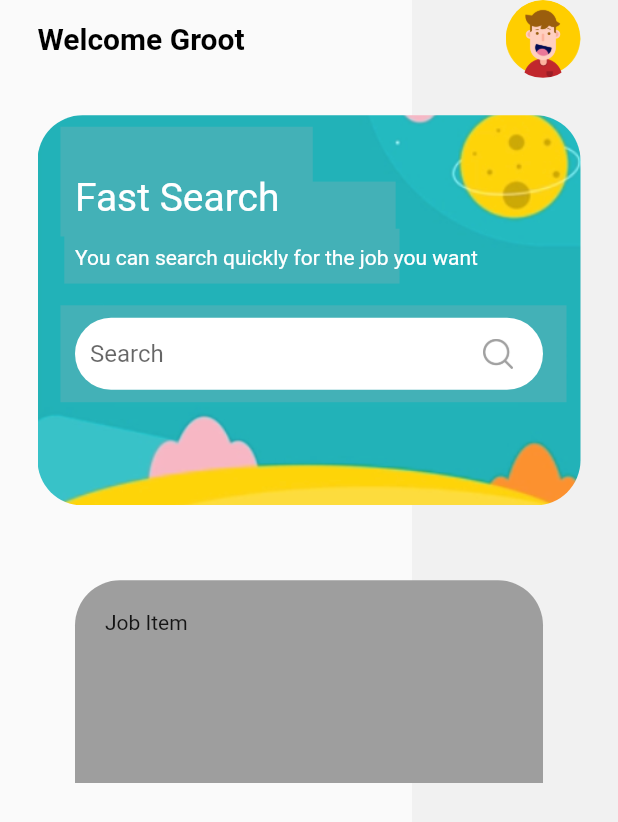
After one commit to ShashankDhariya/ArtisticonApp, a Flutter app: the HomeArtist screen opened directly, on a phone screen of 412 x 824 dp. The commit adds this screen. Shown: the top 822 px of the screen. Run offline on Flutter 3.47's test engine with Material 2 defaults, Android fonts, the light colour scheme and no system bars; our stand-ins replace flutter_svg, google_fonts, google_nav_bar, line_icons, lottie.

Commit message:
home page changes

```diff
--- a/lib/main.dart
+++ b/lib/main.dart
@@ -1,5 +1,6 @@
 import 'package:artist_icon/splash.dart';
 import 'package:flutter/material.dart';
+import 'package:flutter/services.dart';
 
 void main() {
   runApp(const MyApp());
@@ -9,10 +10,13 @@ class MyApp extends StatelessWidget {
   const MyApp({super.key});
   @override
   Widget build(BuildContext context) {
+    SystemChrome.setSystemUIOverlayStyle(
+        const SystemUiOverlayStyle(statusBarColor: Colors.transparent));
     return MaterialApp(
       debugShowCheckedModeBanner: false,
       theme: ThemeData(
         primarySwatch: Colors.blue,
+        primaryColor: Color(0xFF43B1B7),
       ),
       home: const Splash(),
     );
--- /dev/null
+++ b/lib/models/job.dart
@@ -0,0 +1,39 @@
+class Job {
+  String provider;
+  String title;
+  String location;
+  String time;
+  String pay;
+  List<String> req;
+  Job(this.provider, this.title, this.location, this.time, this.pay, this.req);
+  static List<Job> generateJobs() {
+    return [
+      Job(
+        'Dance pvt Ltd',
+        'Choreographer',
+        'Rohini Sec 18\nNew delhi',
+        'Part time',
+        '3000',
+        [
+          'A Choreographer needed for a wedding events',
+          'Wedding will last for 3-4 days',
+          'Food and accomodation is covered',
+          'Experienced candidates are preferable',
+        ],
+      ),
+      Job(
+        'Media Entertainment',
+        'Photographer',
+        'Gtb Nagar\nOld Delhi',
+        'Part time',
+        '2600',
+        [
+          'Photographer needed for a professional shoot',
+          'Must be experienced',
+          'Shoot will last for a day',
+          'Travelling expense will be covered'
+        ],
+      ),
+    ];
+  }
+}
--- a/lib/screens/artistpage.dart
+++ b/lib/screens/artistpage.dart
@@ -1,96 +1,45 @@
-import 'package:artist_icon/screens/signIn.dart';
+import 'package:artist_icon/screens/profile.dart';
 import 'package:artist_icon/screens/widgets/search_bar.dart';
 import 'package:flutter/material.dart';
-import 'package:flutter_svg/svg.dart';
-import 'widgets/category_card.dart';
 
 class Artistpage extends StatelessWidget {
-  const Artistpage({super.key});
-
   @override
   Widget build(BuildContext context) {
-    var size = MediaQuery.of(context).size; //this gonna give us total height and with of our device
-    return Scaffold(
-      body: Stack(
-        children: <Widget>[
-          Container(
-            // Here the height of the container is 45% of our total height
-            height: size.height * .45,
-            decoration: const BoxDecoration(
-              color: Color(0xFFF5CEB8),
+    return Material(
+      color: Colors.transparent,
+      child: Container(
+        padding: EdgeInsets.only(
+          top: MediaQuery.of(context).padding.top,
+          left: 25,
+          right: 25,
+        ),
+        child: Row(
+          mainAxisAlignment: MainAxisAlignment.start,
+          children: [
+            const Text(
+              'Welcome Groot',
+              style: TextStyle(
+                  fontSize: 20,
+                  fontWeight: FontWeight.bold,
+                  color: Colors.black),
             ),
-          ),
-          SafeArea(
-            child: Padding(
-              padding: const EdgeInsets.symmetric(horizontal: 20),
-              child: Column(
-                crossAxisAlignment: CrossAxisAlignment.start,
-                children: <Widget>[
-                  Align(
-                    alignment: Alignment.topRight,
-                    child: Container(
-                      alignment: Alignment.center,
-                      height: 52,
-                      width: 52,
-                      decoration: const BoxDecoration(
-                        color: Color(0xFFF2BEA1),
-                        shape: BoxShape.circle,
-                      ),
-                      child: SvgPicture.asset("assets/images/dancing.svg"),
-                    ),
+            const Spacer(),
+            GestureDetector(
+              behavior: HitTestBehavior.translucent,
+              onTap: () {
+                const Profile();
+              },
+              child: AbsorbPointer(
+                child: ClipOval(
+                  child: Image.asset(
+                    'assets/images/avatar.png',
+                    width: 50,
                   ),
-                  const Text(
-                    "Welcome \nUser",
-                    style: TextStyle(fontSize: 18, fontWeight: FontWeight.bold),
-                  ),
-                  const SearchBar(),
-                  Expanded(
-                    child: GridView.count(
-                      crossAxisCount: 2,
-                      childAspectRatio: .85,
-                      crossAxisSpacing: 20,
-                      mainAxisSpacing: 20,
-                      children: <Widget>[
-                        CategoryCard(
-                          title: "Dance",
-                          svgSrc: "assets/images/dancing.svg",
-                          press: () {},
-                        ),
-                        CategoryCard(
-                          title: "Singing",
-                          svgSrc: "assets/images/drummer.svg",
-                          press: () {},
-                        ),
-                        CategoryCard(
-                          title: "Costumes",
-                          svgSrc: "assets/images/costume.svg",
-                          press: () {
-                            Navigator.push(
-                              context,
-                              MaterialPageRoute(builder: (context) {
-                                return SignInPage();
-                              }),
-                            );
-                          },
-                        ),
-                        CategoryCard(
-                          title: "Studios",
-                          svgSrc: "assets/images/shop.svg",
-                          press: () {},
-                        ),
-                        CategoryCard(
-                          title: "Photography",
-                          svgSrc: "assets/images/camera.svg",
-                          press: () {},
-                        ),
-                      ],
-                    ),
-                  ),
-                ],
+                ),
               ),
             ),
-          )
-        ],
+          ],
+        ),
       ),
     );
   }
--- /dev/null
+++ b/lib/screens/widgets/home_artist.dart
@@ -0,0 +1,42 @@
+import 'package:artist_icon/screens/widgets/job_list.dart';
+import 'package:artist_icon/screens/widgets/search_bar.dart';
+import 'package:flutter/material.dart';
+
+import '../artistpage.dart';
+
+class HomeArtist extends StatefulWidget {
+  const HomeArtist({super.key});
+
+  @override
+  State<HomeArtist> createState() => _HomeArtistState();
+}
+
+class _HomeArtistState extends State<HomeArtist> {
+  @override
+  Widget build(BuildContext context) {
+    return Scaffold(
+      body: Stack(
+        children: [
+          Row(
+            children: [
+              Expanded(
+                flex: 2,
+                child: Container(),
+              ),
+              Expanded(
+                flex: 1,
+                child: Container(
+                  color: Colors.grey.withOpacity(0.1),
+                ),
+              ),
+            ],
+          ),
+          Column(
+            crossAxisAlignment: CrossAxisAlignment.start,
+            children: [Artistpage(), SearchBar(), JobList()],
+          )
+        ],
+      ),
+    );
+  }
+}
--- /dev/null
+++ b/lib/screens/widgets/job_item.dart
@@ -0,0 +1,20 @@
+import 'package:artist_icon/models/job.dart';
+import 'package:flutter/material.dart';
+
+class JobItem extends StatelessWidget {
+  final Job job;
+  final bool showTime;
+  JobItem(this.job, {this.showTime = false});
+  @override
+  Widget build(BuildContext context) {
+    return Container(
+      height: 270,
+      padding: EdgeInsets.all(20),
+      decoration: BoxDecoration(
+        borderRadius: BorderRadius.circular(30),
+        color: Colors.grey,
+      ),
+      child: Text('Job Item'),
+    );
+  }
+}
--- /dev/null
+++ b/lib/screens/widgets/job_list.dart
@@ -0,0 +1,24 @@
+import 'package:artist_icon/screens/widgets/job_item.dart';
+import 'package:flutter/material.dart';
+
+import '../../models/job.dart';
+
+class JobList extends StatelessWidget {
+  final jobList = Job.generateJobs();
+  @override
+  Widget build(BuildContext context) {
+    return Container(
+      margin: EdgeInsets.symmetric(horizontal: 25),
+      height: 160,
+      child: ListView.separated(
+          padding: EdgeInsets.symmetric(horizontal: 25, vertical: 25),
+          scrollDirection: Axis.vertical,
+          itemBuilder: (context, index) => JobItem(jobList[index]),
+          separatorBuilder: (_, index) => const SizedBox(
+                width: 15,
+                height: 15,
+              ),
+          itemCount: jobList.length),
+    );
+  }
+}
--- a/lib/screens/widgets/search_bar.dart
+++ b/lib/screens/widgets/search_bar.dart
@@ -1,24 +1,92 @@
 import 'package:flutter/material.dart';
 import 'package:flutter_svg/flutter_svg.dart';
 
-class SearchBar extends StatelessWidget {
-  const SearchBar({super.key});
+class SearchBar extends StatefulWidget {
+  @override
+  _SearchBarState createState() => _SearchBarState();
+}
+
+class _SearchBarState extends State<SearchBar> {
+  final TextEditingController _searchController = TextEditingController();
+
+  @override
+  void dispose() {
+    _searchController.dispose();
+    super.dispose();
+  }
 
   @override
   Widget build(BuildContext context) {
     return Container(
-      margin: const EdgeInsets.symmetric(vertical: 30),
-      padding: const EdgeInsets.symmetric(horizontal: 30, vertical: 5),
+      margin: const EdgeInsets.all(25),
+      padding: const EdgeInsets.symmetric(
+        horizontal: 25,
+        vertical: 40,
+      ),
+      height: 260,
+      width: double.maxFinite,
       decoration: BoxDecoration(
-        color: Colors.white,
-        borderRadius: BorderRadius.circular(29.5),
+        borderRadius: BorderRadius.circular(30),
+        image: const DecorationImage(
+          image: AssetImage('assets/images/search_bg.png'),
+          fit: BoxFit.cover,
+        ),
       ),
-      child: TextField(
-        decoration: InputDecoration(
-          hintText: "Search",
-          icon: SvgPicture.asset("assets/images/search.svg"),
-          border: InputBorder.none,
-        ),
+      child: Column(
+        crossAxisAlignment: CrossAxisAlignment.start,
+        children: [
+          const Text(
+            'Fast Search',
+            style: TextStyle(
+              color: Colors.white,
+              fontSize: 26,
+            ),
+          ),
+          const SizedBox(height: 10),
+          const Text(
+            'You can search quickly for the job you want',
+            style: TextStyle(
+              height: 1.8,
+              color: Colors.white,
+              fontWeight: FontWeight.w400,
+            ),
+          ),
+          const SizedBox(height: 30),
+          Container(
+            padding: const EdgeInsets.symmetric(horizontal: 10),
+            decoration: BoxDecoration(
+              color: Colors.white,
+              borderRadius: BorderRadius.circular(30),
+            ),
+            child: Row(
+              children: [
+                Expanded(
+                  child: TextField(
+                    controller: _searchController,
+                    decoration: const InputDecoration(
+                      hintText: 'Search',
+                      border: InputBorder.none,
+                    ),
+                  ),
+                ),
+                GestureDetector(
+                  onTap: () {
+                    // Perform search with query
+                    print('Searching for ${_searchController.text}');
+                  },
+                  child: Container(
+                    padding: const EdgeInsets.all(10),
+                    child: Image.asset(
+                      'assets/images/search.png',
+                      height: 20,
+                      width: 20,
+                    ),
+                  ),
+                ),
+              ],
+            ),
+          ),
+        ],
       ),
     );
   }
```
Also changed, not shown: lib/screens/home.dart (+9 -5 lines), lib/screens/jobPosting.dart (+50 -22 lines), lib/screens/widgets/category_card.dart (deleted, +0 -55 lines), assets/images/avatar.png (added), assets/images/filter.png (added), assets/images/search.png (added), assets/images/search_bg.png (added).
